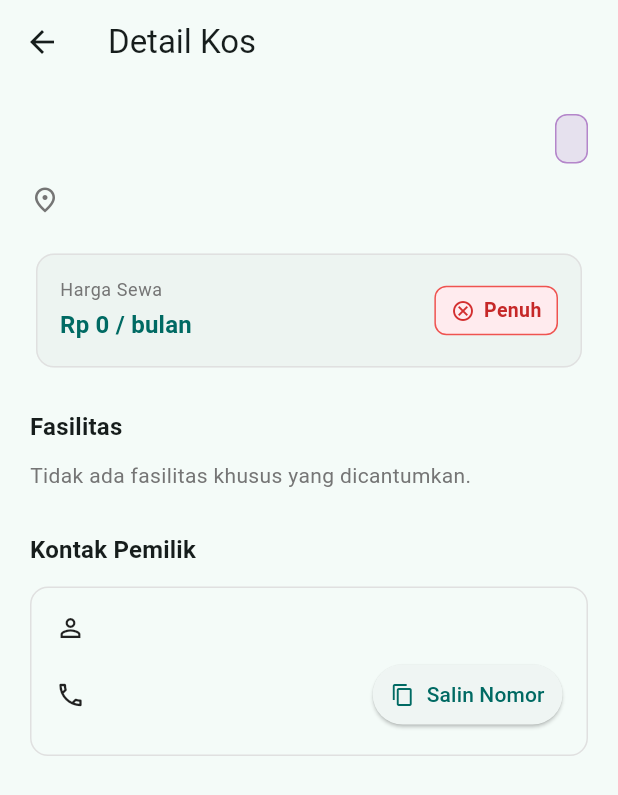
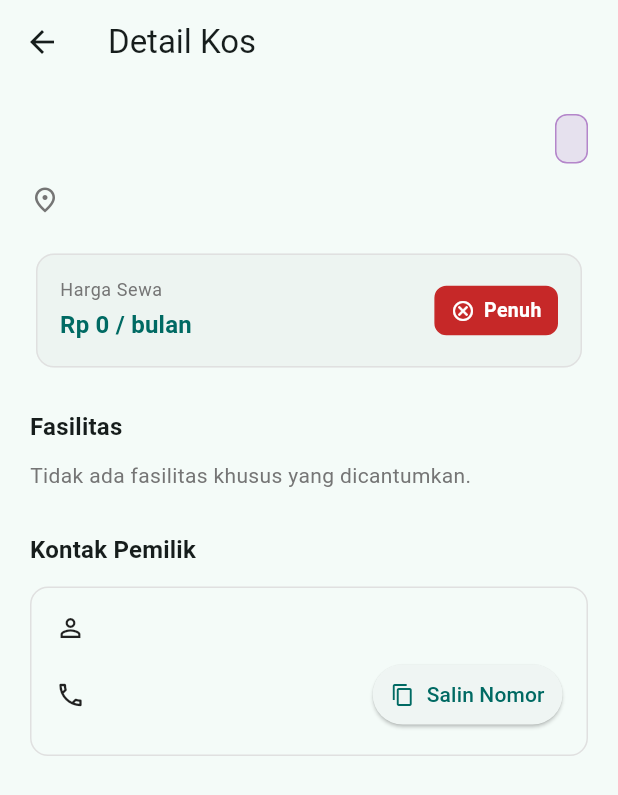
Before and after one commit to iwayanaguswredhiputra/kosfinder, a Flutter app: the KosDetailScreen screen opened directly with empty values, on a phone screen of 412 x 824 dp. Shown: the top 795 px of the screen. Run offline on Flutter 3.47's test engine with Material 3 defaults, Android fonts, the phone set to English and light mode, and no system bars; our stand-ins replace supabase_flutter; accounts and stored records are empty.

Commit message:
feat(T17): implementasi badge ketersediaan kamar kontras tegas di kartu dan detail kos (US03-AC1, NFR-USE-2)
Co-authored-by: Copilot <223556219+Copilot@users.noreply.github.com>

```diff
--- a/lib/screens/kos_detail_screen.dart
+++ b/lib/screens/kos_detail_screen.dart
@@ -140,27 +140,35 @@ class KosDetailScreen extends StatelessWidget {
                     Container(
                       padding: const EdgeInsets.symmetric(horizontal: 10, vertical: 6),
                       decoration: BoxDecoration(
-                        color: isAvailable ? Colors.green.shade50 : Colors.red.shade50,
+                        color: isAvailable
+                            ? Colors.green.shade800
+                            : Colors.red.shade800,
                         borderRadius: BorderRadius.circular(8),
                         border: Border.all(
-                          color: isAvailable ? Colors.green.shade400 : Colors.red.shade400,
+                          color: isAvailable
+                              ? Colors.green.shade800
+                              : Colors.red.shade800,
                         ),
                       ),
                       child: Row(
                         mainAxisSize: MainAxisSize.min,
                         children: [
                           Icon(
-                            isAvailable ? Icons.check_circle_outline : Icons.cancel_outlined,
+                            isAvailable
+                                ? Icons.check_circle_outline
+                                : Icons.cancel_outlined,
                             size: 16,
-                            color: isAvailable ? Colors.green.shade700 : Colors.red.shade700,
+                            color: Colors.white,
                           ),
                           const SizedBox(width: 6),
                           Text(
-                            isAvailable ? 'Sisa ${kos.roomsAvailable} Kamar' : 'Penuh',
+                            isAvailable
+                                ? 'Sisa ${kos.roomsAvailable} Kamar'
+                                : 'Penuh',
                             style: TextStyle(
                               fontSize: 13,
                               fontWeight: FontWeight.bold,
-                              color: isAvailable ? Colors.green.shade800 : Colors.red.shade800,
+                              color: Colors.white,
                             ),
                           ),
                         ],
```
Also changed, not shown: lib/widgets/kos_card.dart (+6 -10 lines), 3 other files.
